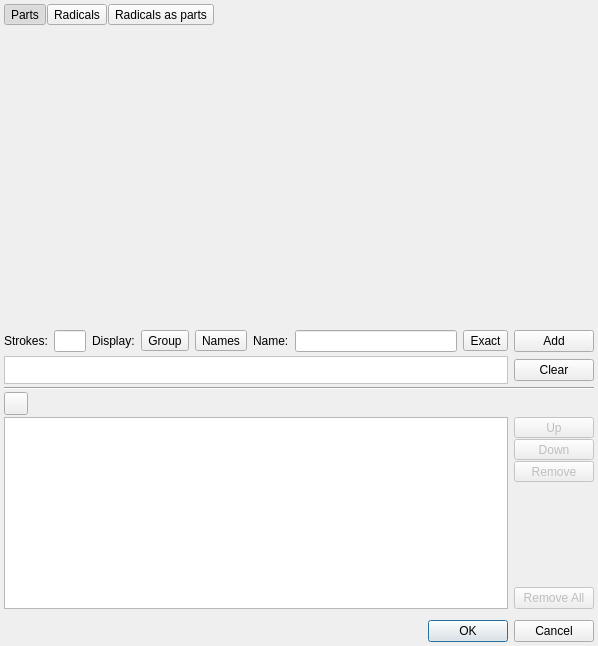
Qt form radform.ui (z1dev/zkanji) before a commit.
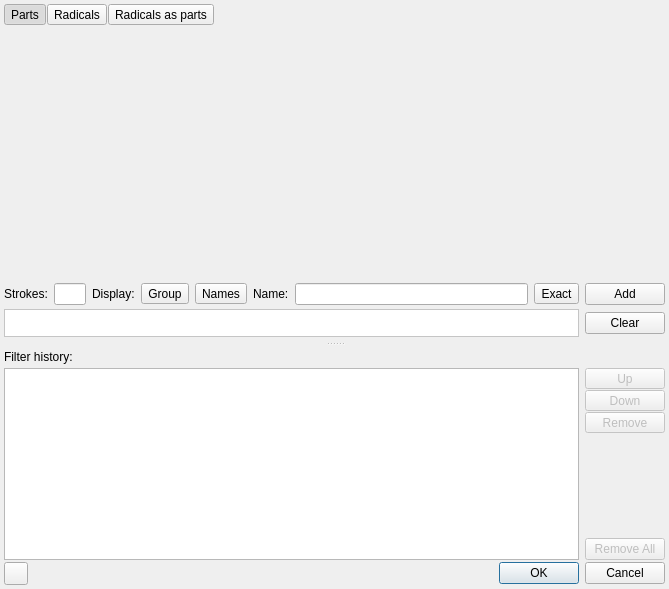
The same form after that commit. Custom widgets are drawn as their Qt base class.

Commit message: * Added a splitter on the radical filters window to be able to resize the grid and the filter history.

Patch:
```diff
--- a/radform.ui
+++ b/radform.ui
@@ -6,26 +6,57 @@
    <rect>
     <x>0</x>
     <y>0</y>
-    <width>598</width>
-    <height>646</height>
+    <width>669</width>
+    <height>589</height>
    </rect>
   </property>
   <property name="windowTitle">
    <string>Kanji parts and radicals</string>
   </property>
   <widget class="QWidget" name="centralwidget">
+   <layout class="QVBoxLayout" name="verticalLayout_3">
+    <property name="spacing">
+     <number>2</number>
+    </property>
+    <property name="leftMargin">
+     <number>4</number>
+    </property>
+    <property name="topMargin">
+     <number>4</number>
+    </property>
+    <property name="rightMargin">
+     <number>4</number>
+    </property>
+    <property name="bottomMargin">
+     <number>4</number>
+    </property>
+    <item>
+     <widget class="QSplitter" name="splitter">
+      <property name="orientation">
+       <enum>Qt::Vertical</enum>
+      </property>
+      <property name="childrenCollapsible">
+       <bool>false</bool>
+      </property>
+      <widget class="QWidget" name="gridWidget" native="true">
+       <property name="sizePolicy">
+        <sizepolicy hsizetype="Preferred" vsizetype="Preferred">
+         <horstretch>0</horstretch>
+         <verstretch>1</verstretch>
+        </sizepolicy>
+       </property>
    <layout class="QVBoxLayout" name="verticalLayout">
     <property name="spacing">
      <number>2</number>
     </property>
     <property name="leftMargin">
-     <number>4</number>
+         <number>0</number>
     </property>
     <property name="topMargin">
-     <number>4</number>
+         <number>0</number>
     </property>
     <property name="rightMargin">
-     <number>4</number>
+         <number>0</number>
     </property>
     <property name="bottomMargin">
      <number>4</number>
@@ -316,46 +347,46 @@
       </layout>
      </widget>
     </item>
-    <item>
-     <widget class="Line" name="line">
-      <property name="orientation">
-       <enum>Qt::Horizontal</enum>
-      </property>
-     </widget>
-    </item>
-    <item>
-     <widget class="QToolButton" name="prevSelButton">
-      <property name="text">
-       <string notr="true"/>
-      </property>
-     </widget>
-    </item>
-    <item>
+       </layout>
+      </widget>
      <widget class="QWidget" name="expandWidget" native="true">
       <property name="sizePolicy">
-       <sizepolicy hsizetype="Preferred" vsizetype="Fixed">
+        <sizepolicy hsizetype="Preferred" vsizetype="Expanding">
         <horstretch>0</horstretch>
         <verstretch>0</verstretch>
        </sizepolicy>
       </property>
-      <layout class="QHBoxLayout" name="horizontalLayout_5">
+       <layout class="QGridLayout" name="gridLayout">
        <property name="leftMargin">
         <number>0</number>
        </property>
        <property name="topMargin">
-        <number>0</number>
+         <number>4</number>
        </property>
        <property name="rightMargin">
         <number>0</number>
        </property>
-       <item>
-        <widget class="QListWidget" name="radsList">
+        <property name="bottomMargin">
+         <number>0</number>
+        </property>
+        <property name="verticalSpacing">
+         <number>4</number>
+        </property>
+        <item row="0" column="0" colspan="2">
+         <widget class="QLabel" name="label_3">
          <property name="sizePolicy">
           <sizepolicy hsizetype="Expanding" vsizetype="Fixed">
            <horstretch>0</horstretch>
            <verstretch>0</verstretch>
           </sizepolicy>
          </property>
+          <property name="text">
+           <string>Filter history:</string>
+          </property>
+         </widget>
+        </item>
+        <item row="1" column="0">
+         <widget class="QListWidget" name="radsList">
          <property name="editTriggers">
           <set>QAbstractItemView::NoEditTriggers</set>
          </property>
@@ -367,8 +398,14 @@
          </property>
         </widget>
        </item>
-       <item>
+        <item row="1" column="1">
         <widget class="QWidget" name="radsButtons" native="true">
+          <property name="sizePolicy">
+           <sizepolicy hsizetype="Preferred" vsizetype="Expanding">
+            <horstretch>0</horstretch>
+            <verstretch>0</verstretch>
+           </sizepolicy>
+          </property>
          <layout class="QVBoxLayout" name="verticalLayout_2">
           <property name="spacing">
            <number>1</number>
@@ -461,6 +498,32 @@
        </item>
       </layout>
      </widget>
+     </widget>
+    </item>
+    <item>
+     <widget class="QWidget" name="widget_4" native="true">
+      <layout class="QHBoxLayout" name="horizontalLayout_6">
+       <property name="spacing">
+        <number>0</number>
+       </property>
+       <property name="leftMargin">
+        <number>0</number>
+       </property>
+       <property name="topMargin">
+        <number>0</number>
+       </property>
+       <property name="rightMargin">
+        <number>0</number>
+       </property>
+       <property name="bottomMargin">
+        <number>0</number>
+       </property>
+       <item>
+        <widget class="QToolButton" name="prevSelButton">
+         <property name="text">
+          <string notr="true"/>
+         </property>
+        </widget>
     </item>
     <item>
      <widget class="QDialogButtonBox" name="dialogButtons">
@@ -471,18 +534,21 @@
     </item>
    </layout>
   </widget>
+    </item>
+   </layout>
+  </widget>
  </widget>
  <customwidgets>
-  <customwidget>
-   <class>ZKanaLineEdit</class>
-   <extends>QLineEdit</extends>
-   <header>zkanalineedit.h</header>
-  </customwidget>
   <customwidget>
    <class>ZLineEdit</class>
    <extends>QLineEdit</extends>
    <header>zlineedit.h</header>
   </customwidget>
+  <customwidget>
+   <class>ZKanaLineEdit</class>
+   <extends>QLineEdit</extends>
+   <header>zkanalineedit.h</header>
+  </customwidget>
   <customwidget>
    <class>ZRadicalGrid</class>
    <extends>QWidget</extends>
```
Lines whose indentation alone changed are shown as unchanged. The commit also changes 2 other files.
